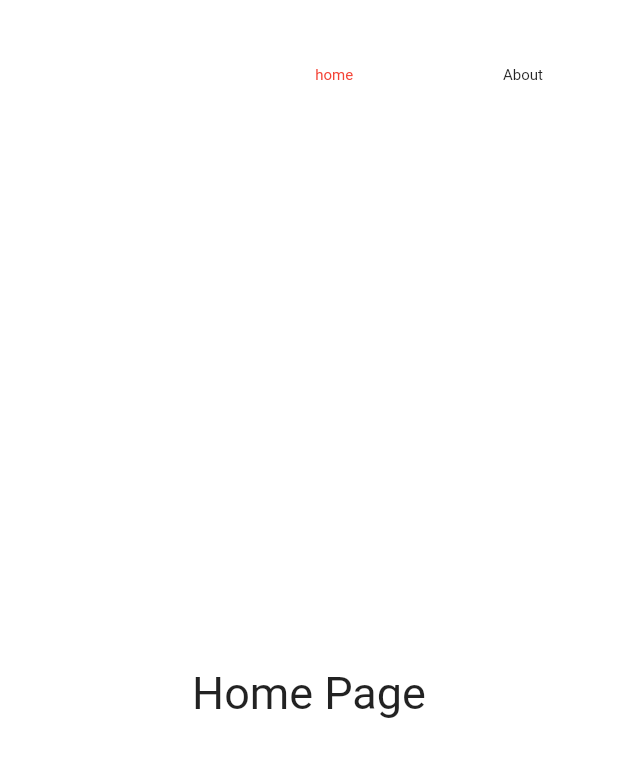
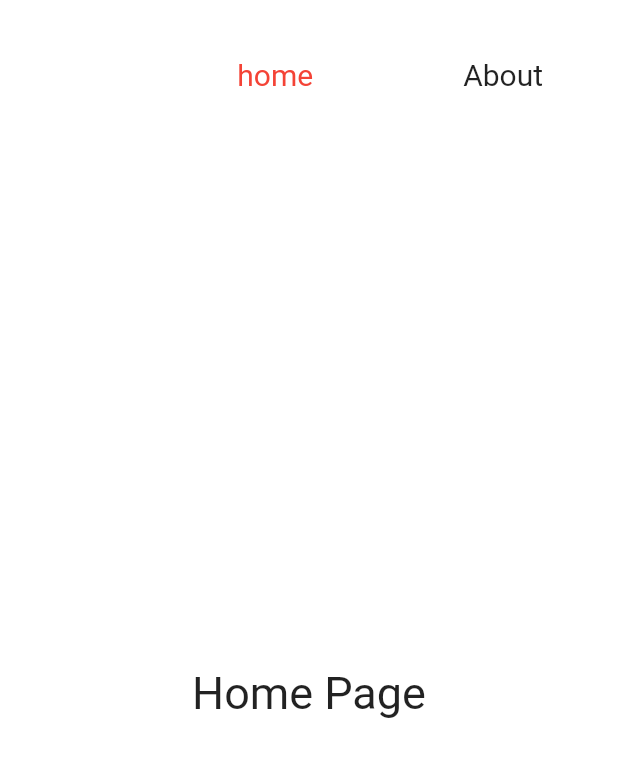
Before and after one commit to shawn-flunge/FirstFlutterWeb, a Flutter app: the screen it shows after launch, on a phone screen of 412 x 824 dp. Shown: the top 757 px of the screen. Run offline on Flutter 3.47's test engine with Material 2 defaults, Android fonts, the phone set to English and light mode, and no system bars; missing offline and left inert: universal_html.

Commit message:
set title bar fontSize

```diff
--- a/exex/lib/Widgets/interactive_nav_item.dart
+++ b/exex/lib/Widgets/interactive_nav_item.dart
@@ -51,7 +51,7 @@ class InteractiveTextState extends State<InteractiveText>{
 
   bool _hovering = false;
 
-  final TextStyle pageTitleStyle = TextStyle(fontSize: 10.0);
+  final TextStyle pageTitleStyle = TextStyle(fontSize: 20.0);
 
   @override
   Widget build(BuildContext context) {
```
